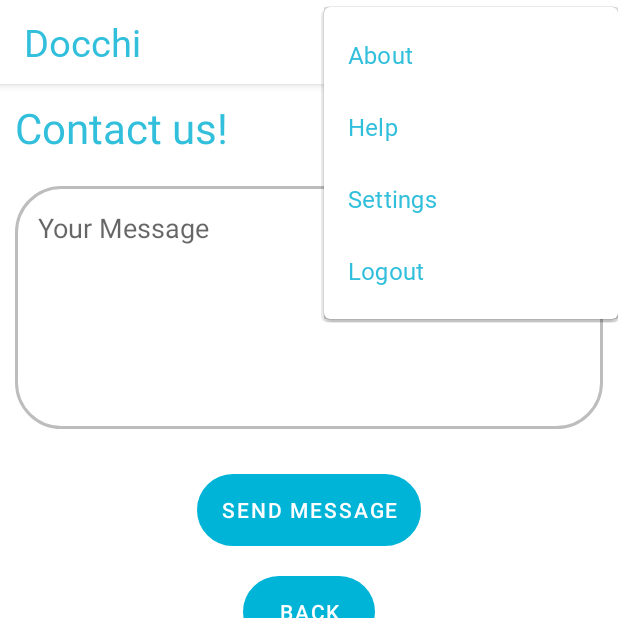
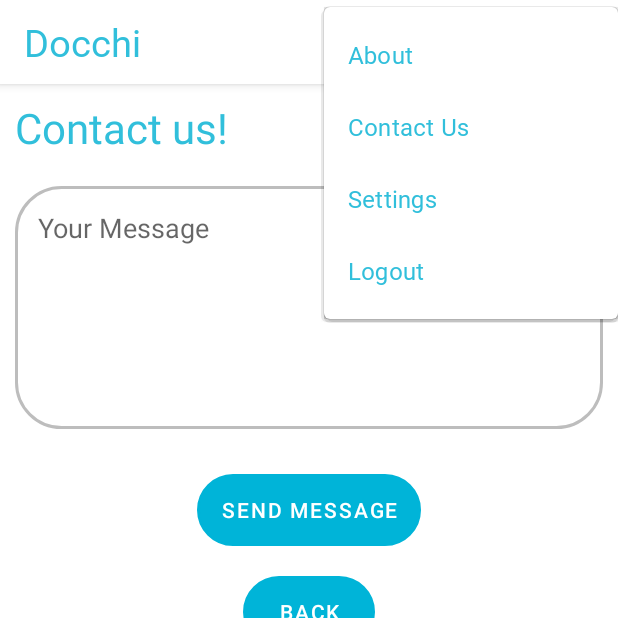
Before and after one commit to DocchiAndroid/Docchi, an Android app: the HelpActivity screen opened directly, with no data from a screen before it, after a tap on "Menu", on a phone screen of 412 x 824 dp, the top half of it. Run offline under Robolectric (Android 15) with nearby library versions, the light colour scheme and no system bars; libraries missing offline, so code that uses them is left out: com.parse; Roboto replaces fonts that are not available here.

Commit message:
Change help to contact us

```diff
--- a/app/src/main/res/menu/menu_top.xml
+++ b/app/src/main/res/menu/menu_top.xml
@@ -17,7 +17,7 @@
 
         <item
             android:id="@+id/Help"
-            android:title="Help"
+            android:title="Contact Us"
             app:showAsAction="never" />
 
         <item
```
